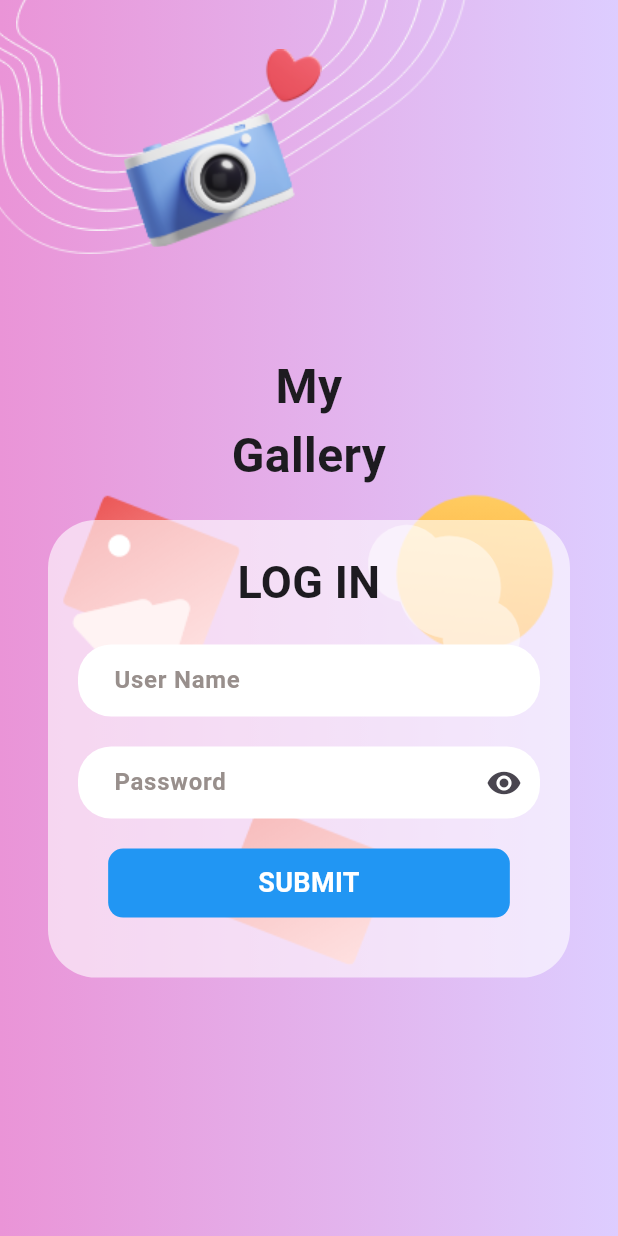
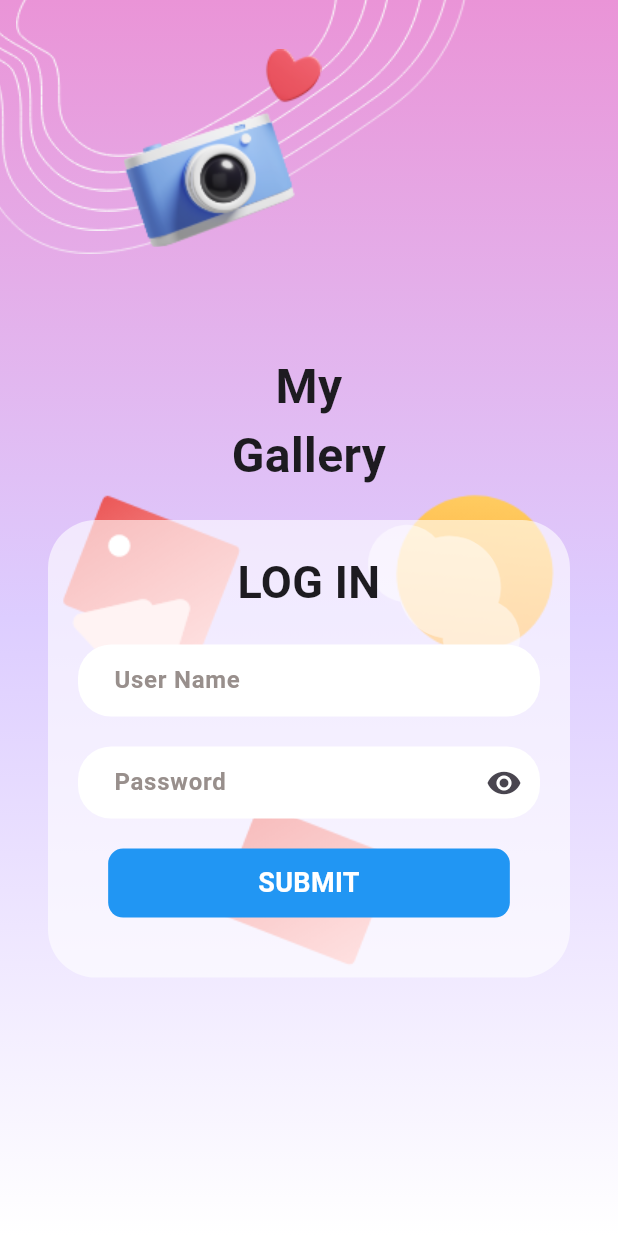
Before and after one commit to MustafaSheeha/ProMinaTask, a Flutter app: the screen it shows after launch, on a phone screen of 412 x 824 dp. Run offline on Flutter 3.47's test engine with Material 3 defaults, Android fonts, the phone set to English and light mode, and no system bars; our stand-ins replace dio, get, shared_preferences; project files that could hold a hidden picture were left out.

Commit message:
Add white color to GradientContainer and change gradient direction

```diff
--- a/lib/features/login/view/widgets/gradient_container.dart
+++ b/lib/features/login/view/widgets/gradient_container.dart
@@ -18,9 +18,10 @@ class GradientContainer extends StatelessWidget {
         colors: [
           AppColors.orchid,
           AppColors.lavenderBlue,
+          AppColors.white
         ],
-        begin: Alignment.centerLeft,
-        end: Alignment.centerRight,
+        begin: Alignment.topLeft,
+        end: Alignment.bottomLeft,
       )),
     );
   }
```
